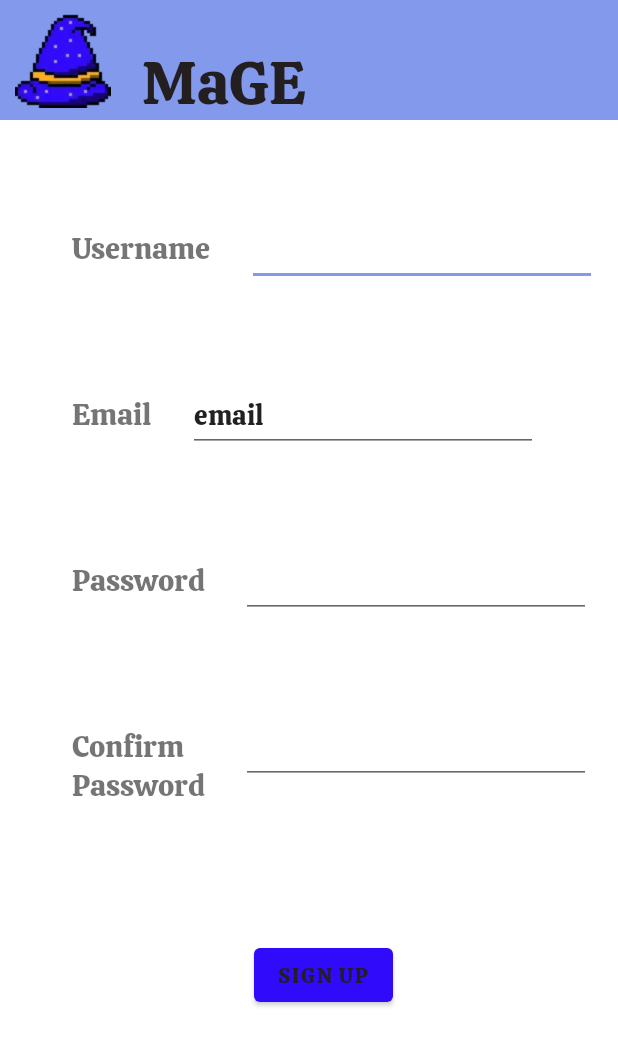
After one commit to AyaPK/MaGE, an Android app: the FirstTimeUserSignUpActivity screen opened directly, with no data from a screen before it, on a phone screen of 412 x 824 dp. The commit adds this screen. Shown: the top 1046 px of the screen. Run offline under Robolectric (Android 15) with nearby library versions, the phone set to English and light mode, and no system bars.

Commit message:
Add rudimentary sign up

```diff
--- a/app/src/main/AndroidManifest.xml
+++ b/app/src/main/AndroidManifest.xml
@@ -63,6 +63,9 @@
             android:name=".firstTimeUserActivities.FirstTimeUserWelcomeScreen"
             android:exported="false" />
         <activity
+            android:name=".firstTimeUserActivities.FirstTimeUserSignUpActivity"
+            android:exported="false" />
+        <activity
             android:name=".MainActivity"
             android:exported="true"
             android:label="@string/app_name" />
--- a/app/src/main/java/uk/co/ayaspace/mage/firstTimeUserActivities/FirstTimeUserBasicSettings.kt
+++ b/app/src/main/java/uk/co/ayaspace/mage/firstTimeUserActivities/FirstTimeUserBasicSettings.kt
@@ -4,36 +4,53 @@ import android.content.Context
 import android.content.Intent
 import androidx.appcompat.app.AppCompatActivity
 import android.os.Bundle
+import android.util.Log
 import android.view.View
 import android.widget.*
+import androidx.appcompat.widget.SwitchCompat
 import uk.co.ayaspace.mage.R
+import uk.co.ayaspace.mage.utils.AwsDataAccess
 import uk.co.ayaspace.mage.utils.CustomPreferenceManager
 import uk.co.ayaspace.mage.utils.InformationDialog
 import uk.co.ayaspace.mage.utils.PreferenceHelper
 
 class FirstTimeUserBasicSettings : AppCompatActivity() {
-    private val preferenceHelper: CustomPreferenceManager by lazy { PreferenceHelper(applicationContext) }
+    private val preferenceHelper: CustomPreferenceManager by lazy {
+        PreferenceHelper(
+            applicationContext
+        )
+    }
 
     lateinit var selectedTimeFormat: String
     lateinit var selectedDateFormat: String
     lateinit var whatIsBackedUp: TextView
     lateinit var nameEntry: TextView
     lateinit var nextButton: Button
+    lateinit var cloudToggle: SwitchCompat
     override fun onCreate(savedInstanceState: Bundle?) {
         super.onCreate(savedInstanceState)
+
         setContentView(R.layout.activity_first_time_user_basic_settings)
         whatIsBackedUp = findViewById(R.id.what_is_backed_up)
         nextButton = findViewById(R.id.nextButton)
+        cloudToggle = findViewById(R.id.data_backup_toggle)
         setUpSpinnerForTimeFormat(this)
         setUpSpinnerForDateFormat(this)
 
         whatIsBackedUp.setOnClickListener {
-            val informationDialog = InformationDialog(resources.getString(R.string.what_is_backed_up_in_the_cloud))
+            val informationDialog =
+                InformationDialog(resources.getString(R.string.what_is_backed_up_in_the_cloud))
             informationDialog.show(supportFragmentManager, "")
         }
 
         nextButton.setOnClickListener {
-            val intent = Intent(this, FirstTimeUserConfirmation::class.java)
+
+            var intent = Intent()
+            if (cloudToggle.isChecked()) {
+                intent = Intent(this, FirstTimeUserSignUpActivity::class.java)
+            } else {
+                intent = Intent(this, FirstTimeUserConfirmation::class.java)
+            }
             startActivity(intent)
             finish()
         }
@@ -41,15 +58,19 @@ class FirstTimeUserBasicSettings : AppCompatActivity() {
 
     private fun setUpSpinnerForTimeFormat(p0: Context) {
         val timeFormats = resources.getStringArray(R.array.time_formats)
-        val adapter = ArrayAdapter(this,
-            android.R.layout.simple_spinner_item, timeFormats)
-        val spinner:Spinner = findViewById(R.id.time_format_spinner)
+        val adapter = ArrayAdapter(
+            this,
+            android.R.layout.simple_spinner_item, timeFormats
+        )
+        val spinner: Spinner = findViewById(R.id.time_format_spinner)
         spinner.adapter = adapter
 
         spinner.onItemSelectedListener = object :
             AdapterView.OnItemSelectedListener {
-            override fun onItemSelected(parent: AdapterView<*>,
-                                        view: View, position: Int, id: Long) {
+            override fun onItemSelected(
+                parent: AdapterView<*>,
+                view: View, position: Int, id: Long
+            ) {
                 selectedTimeFormat = timeFormats[position]
             }
 
@@ -61,15 +82,19 @@ class FirstTimeUserBasicSettings : AppCompatActivity() {
 
     private fun setUpSpinnerForDateFormat(p0: Context) {
         val dateFormats = resources.getStringArray(R.array.date_formats)
-        val adapter = ArrayAdapter(this,
-            android.R.layout.simple_spinner_item, dateFormats)
-        val spinner:Spinner = findViewById(R.id.date_format_spinner)
+        val adapter = ArrayAdapter(
+            this,
+            android.R.layout.simple_spinner_item, dateFormats
+        )
+        val spinner: Spinner = findViewById(R.id.date_format_spinner)
         spinner.adapter = adapter
 
         spinner.onItemSelectedListener = object :
             AdapterView.OnItemSelectedListener {
-            override fun onItemSelected(parent: AdapterView<*>,
-                                        view: View, position: Int, id: Long) {
+            override fun onItemSelected(
+                parent: AdapterView<*>,
+                view: View, position: Int, id: Long
+            ) {
                 selectedTimeFormat = dateFormats[position]
             }
 
--- /dev/null
+++ b/app/src/main/java/uk/co/ayaspace/mage/firstTimeUserActivities/FirstTimeUserSignUpActivity.kt
@@ -0,0 +1,64 @@
+package uk.co.ayaspace.mage.firstTimeUserActivities
+
+import android.content.Intent
+import android.os.Bundle
+import android.widget.Button
+import android.widget.EditText
+import androidx.appcompat.app.AppCompatActivity
+import uk.co.ayaspace.mage.R
+import uk.co.ayaspace.mage.utils.AwsDataAccess
+import uk.co.ayaspace.mage.utils.CustomPreferenceManager
+import uk.co.ayaspace.mage.utils.PreferenceHelper
+import uk.co.ayaspace.mage.utils.StringHasher
+import java.nio.charset.StandardCharsets.UTF_8
+import java.security.MessageDigest
+
+class FirstTimeUserSignUpActivity : AppCompatActivity() {
+    private val preferenceHelper: CustomPreferenceManager by lazy {
+        PreferenceHelper(
+            applicationContext
+        )
+    }
+
+    lateinit var usernameEntry: EditText
+    lateinit var signUpButton: Button
+    lateinit var emailEntry: EditText
+    lateinit var passwordEntry: EditText
+    lateinit var passwordConfirm: EditText
+
+    fun md5(str: String): ByteArray =
+        MessageDigest.getInstance("MD5").digest(str.toByteArray(UTF_8))
+
+    override fun onCreate(savedInstanceState: Bundle?) {
+        super.onCreate(savedInstanceState)
+        setContentView(R.layout.activity_first_time_user_sign_up)
+
+        usernameEntry = findViewById(R.id.username_entry)
+        signUpButton = findViewById(R.id.sign_up_button)
+        emailEntry = findViewById(R.id.sign_up_email_entry)
+        passwordEntry = findViewById(R.id.sign_up_password_entry)
+        passwordConfirm = findViewById(R.id.sign_up_confirm_password_entry)
+
+        signUpButton.setOnClickListener {
+            var password = passwordEntry.text.toString()
+            var passwordConfirmation = passwordConfirm.text.toString()
+            var email = emailEntry.text.toString()
+            var username = usernameEntry.text.toString()
+            if (password.equals(passwordConfirmation) && password.isNotBlank()) {
+                password = StringHasher().generateHash(password)
+
+                var dbaccess = AwsDataAccess(this)
+                dbaccess.insertNewUser(
+                    email,
+                    username,
+                    password
+                )
+
+                intent = Intent(this, FirstTimeUserConfirmation::class.java)
+                startActivity(intent)
+                finish()
+            }
+
+        }
+    }
+}
--- a/app/src/main/java/uk/co/ayaspace/mage/utils/StringHasher.kt
+++ b/app/src/main/java/uk/co/ayaspace/mage/utils/StringHasher.kt
@@ -9,7 +9,7 @@ import javax.crypto.spec.PBEKeySpec
 class StringHasher() {
 
     private val ALGORITHM = "PBKDF2WithHmacSHA512"
-    private val ITERATIONS = 120_000
+    private val ITERATIONS = 120000
     private val KEY_LENGTH = 256
     private val HASH_SALT = BuildConfig.HASH_SALT
     fun generateHash(password: String): String {
--- /dev/null
+++ b/app/src/main/res/layout/activity_first_time_user_sign_up.xml
@@ -0,0 +1,151 @@
+<?xml version="1.0" encoding="utf-8"?>
+<androidx.constraintlayout.widget.ConstraintLayout xmlns:android="http://schemas.android.com/apk/res/android"
+    xmlns:app="http://schemas.android.com/apk/res-auto"
+    xmlns:tools="http://schemas.android.com/tools"
+    android:layout_width="match_parent"
+    android:layout_height="match_parent">
+
+    <include
+        android:id="@+id/themainbar"
+        layout="@layout/actionbar_nobuttons" />
+
+    <LinearLayout
+        android:id="@+id/linearLayout2"
+        android:layout_width="wrap_content"
+        android:layout_height="wrap_content"
+        android:layout_marginStart="24dp"
+        android:layout_marginTop="60dp"
+        android:divider="@drawable/divider8p"
+        android:orientation="horizontal"
+        android:showDividers="middle|beginning|end"
+        app:layout_constraintStart_toStartOf="parent"
+        app:layout_constraintTop_toBottomOf="@+id/themainbar">
+
+        <TextView
+            android:id="@+id/username_label"
+            android:layout_width="wrap_content"
+            android:layout_height="wrap_content"
+            android:text="Username"
+            android:textSize="20dp" />
+
+        <EditText
+            android:id="@+id/username_entry"
+            android:layout_width="wrap_content"
+            android:layout_height="wrap_content"
+            android:ems="10"
+            android:inputType="textPersonName"
+            android:text=""
+            app:layout_constraintStart_toEndOf="@+id/settings_name_label"
+            app:layout_constraintTop_toBottomOf="@+id/name_container" />
+
+    </LinearLayout>
+
+    <LinearLayout
+        android:id="@+id/linearLayout3"
+        android:layout_width="wrap_content"
+        android:layout_height="wrap_content"
+        android:layout_marginStart="24dp"
+        android:layout_marginTop="60dp"
+        android:divider="@drawable/divider8p"
+        android:orientation="horizontal"
+        android:showDividers="middle|beginning|end"
+        app:layout_constraintStart_toStartOf="parent"
+        app:layout_constraintTop_toBottomOf="@+id/linearLayout2">
+
+        <TextView
+            android:id="@+id/sign_up_email_label"
+            android:layout_width="wrap_content"
+            android:layout_height="wrap_content"
+            android:text="Email"
+            android:textSize="20dp" />
+
+        <EditText
+            android:id="@+id/sign_up_email_entry"
+            android:layout_width="wrap_content"
+            android:layout_height="wrap_content"
+            android:ems="10"
+            android:inputType="textPersonName"
+            android:text="email"
+            app:layout_constraintStart_toEndOf="@+id/settings_name_label"
+            app:layout_constraintTop_toBottomOf="@+id/name_container" />
+
+    </LinearLayout>
+
+    <LinearLayout
+        android:id="@+id/linearLayout4"
+        android:layout_width="wrap_content"
+        android:layout_height="wrap_content"
+        android:layout_marginStart="24dp"
+        android:layout_marginTop="60dp"
+        android:divider="@drawable/divider8p"
+        android:orientation="horizontal"
+        android:showDividers="middle|beginning|end"
+        app:layout_constraintStart_toStartOf="parent"
+        app:layout_constraintTop_toBottomOf="@+id/linearLayout3">
+
+        <TextView
+            android:id="@+id/sign_up_password_label"
+            android:layout_width="wrap_content"
+            android:layout_height="wrap_content"
+            android:text="Password"
+            android:textSize="20dp" />
+
+        <EditText
+            android:id="@+id/sign_up_password_entry"
+            android:layout_width="wrap_content"
+            android:layout_height="wrap_content"
+            android:ems="10"
+            android:inputType="textPassword"
+            android:text=""
+            app:layout_constraintStart_toEndOf="@+id/settings_name_label"
+            app:layout_constraintTop_toBottomOf="@+id/name_container"
+            />
+
+    </LinearLayout>
+
+    <LinearLayout
+        android:id="@+id/linearLayout5"
+        android:layout_width="wrap_content"
+        android:layout_height="wrap_content"
+        android:layout_marginStart="24dp"
+        android:layout_marginTop="60dp"
+        android:divider="@drawable/divider8p"
+        android:orientation="horizontal"
+        android:showDividers="middle|beginning|end"
+        app:layout_constraintStart_toStartOf="parent"
+        app:layout_constraintTop_toBottomOf="@+id/linearLayout4">
+
+        <TextView
+            android:id="@+id/sign_up_confirm_password_label"
+            android:layout_width="wrap_content"
+            android:layout_height="wrap_content"
+            android:text="Confirm\nPassword"
+            android:textSize="20dp" />
+
+        <EditText
+            android:id="@+id/sign_up_confirm_password_entry"
+            android:layout_width="wrap_content"
+            android:layout_height="wrap_content"
+            android:ems="10"
+            android:inputType="textPassword"
+            android:text=""
+            app:layout_constraintStart_toEndOf="@+id/settings_name_label"
+            app:layout_constraintTop_toBottomOf="@+id/name_container" />
+
+    </LinearLayout>
+
+
+
+
+
+    <Button
+        android:id="@+id/sign_up_button"
+        android:layout_width="wrap_content"
+        android:layout_height="wrap_content"
+        android:layout_marginEnd="150dp"
+        android:layout_marginBottom="150dp"
+        android:text="Sign Up"
+        app:layout_constraintBottom_toBottomOf="parent"
+        app:layout_constraintEnd_toEndOf="parent" />
+
+</androidx.constraintlayout.widget.ConstraintLayout>
--- a/app/src/main/res/values/strings.xml
+++ b/app/src/main/res/values/strings.xml
@@ -24,7 +24,7 @@
     <string name="time_format">Time Format</string>
     <string name="what_is_backed_up"><u>What information is backed up in the cloud?</u></string>
     <string name="date_format">Date Format</string>
-    <string name="cloud_backups_optional">Cloud backups are entirely optional\nand will be disabled by default.\nEnable cloud backups?</string>
+    <string name="cloud_backups_optional">Cloud backups are entirely optional\nand will be disabled by default.\nEnable cloud backups?\n\nSelecting this option will require\nsigning up for an account</string>
     <string name="next">Next</string>
 
     <string-array name="pronouns1">
```
